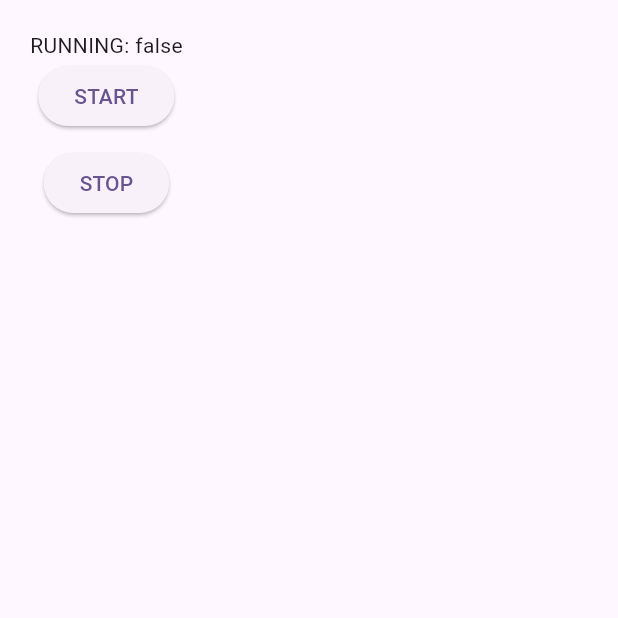
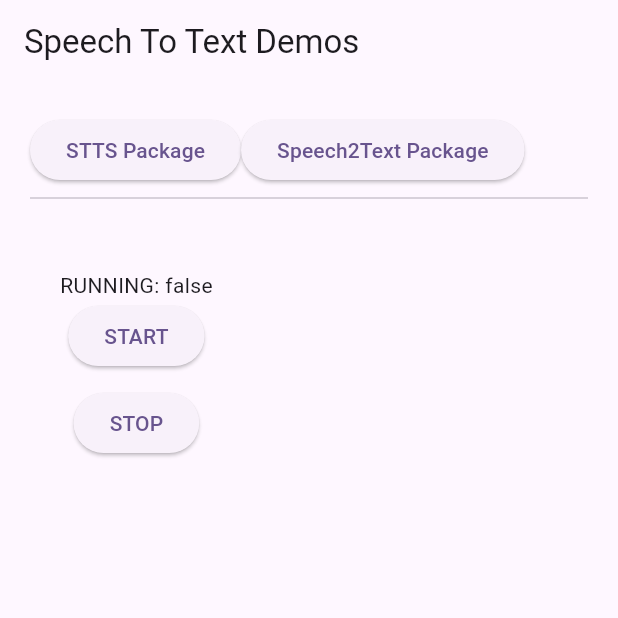
Before and after one commit to synapsecode/flutter_stt_playground, a Flutter app: the screen it shows after launch, on a phone screen of 412 x 824 dp, the top half of it. Run offline on Flutter 3.47's test engine with Material 3 defaults, Android fonts, the phone set to English and light mode, and no system bars; our stand-ins replace speech_to_text; missing offline and left inert: stts.

Commit message:
Added speech_to_text package along with Selector

```diff
--- a/lib/main.dart
+++ b/lib/main.dart
@@ -1,6 +1,8 @@
 import 'dart:async';
 
 import 'package:flutter/material.dart';
+import 'package:sttdemo/speech2text.dart';
+import 'package:sttdemo/stts.dart';
 import 'package:stts/stts.dart';
 
 void main() {
@@ -18,10 +20,12 @@ class STTDemoApp extends StatelessWidget {
       theme: ThemeData(
         colorScheme: ColorScheme.fromSeed(seedColor: Colors.deepPurple),
       ),
-      home: const STTDemo(),
+      home: STTDemo(),
     );
   }
 }
+
+enum STTPackage { stts, speech_to_text }
 
 class STTDemo extends StatefulWidget {
   const STTDemo({super.key});
@@ -31,91 +35,41 @@ class STTDemo extends StatefulWidget {
 }
 
 class _STTDemoState extends State<STTDemo> {
-  final stt = Stt();
-  StreamSubscription<SttState>? sub;
-
-  bool autoRetry = false;
-
-  String partialText = "";
-  String finalText = "";
-
-  start() async {
-    final perm = await stt.hasPermission();
-    if (!perm) return;
-    sub = stt.onStateChanged.listen(
-      (speechState) {
-        if (speechState == SttState.stop) {
-          if (autoRetry) {
-            stt.start();
-          } else {
-            print('STT STOP');
-          }
-        } else {
-          if (!autoRetry) {
-            print('STT START');
-          }
-        }
-      },
-      onError: (err) {
-        print('SPEECH ERROR: $err');
-      },
-    );
-    stt.onResultChanged.listen((result) {
-      if (result.isFinal) {
-        finalText = "$finalText ${result.text}";
-        partialText = finalText;
-      } else {
-        partialText = "$finalText ${result.text}";
-      }
-      setState(() {});
-    });
-    stt.start();
-    setState(() {
-      partialText = "";
-      finalText = "";
-      autoRetry = true;
-    });
-  }
-
-  stop() {
-    setState(() {
-      autoRetry = false;
-      partialText = "";
-    });
-    stt.stop();
-    sub?.cancel();
-    stt.dispose();
-  }
-
+  STTPackage selectedPackage = STTPackage.stts;
   @override
   Widget build(BuildContext context) {
     return Scaffold(
-      body: SingleChildScrollView(
+      appBar: AppBar(title: Text('Speech To Text Demos')),
+      body: Container(
         padding: EdgeInsets.all(20),
         child: Column(
-          crossAxisAlignment: CrossAxisAlignment.center,
-          mainAxisAlignment: MainAxisAlignment.center,
           children: [
-            Text("RUNNING: $autoRetry"),
-            ElevatedButton(onPressed: start, child: Text('START')),
-            SizedBox(height: 10),
-            ElevatedButton(onPressed: stop, child: Text('STOP')),
+            Row(
+              children: [
+                ElevatedButton(
+                  onPressed: () {
+                    setState(() {
+                      selectedPackage = STTPackage.stts;
+                    });
+                  },
+                  child: Text('STTS Package'),
+                ),
+                ElevatedButton(
+                  onPressed: () {
+                    setState(() {
+                      selectedPackage = STTPackage.speech_to_text;
+                    });
+                  },
+                  child: Text('Speech2Text Package'),
+                ),
+              ],
+            ),
+            Divider(),
             SizedBox(height: 20),
-            Container(
-              padding: EdgeInsets.all(20),
-              child: Text(
-                partialText,
-                textAlign: TextAlign.center,
-                style: TextStyle(fontSize: 20),
-              ),
-            ),
-            Container(
-              padding: EdgeInsets.all(20),
-              child: Text(
-                finalText,
-                textAlign: TextAlign.center,
-                style: TextStyle(fontSize: 10),
-              ),
+            Expanded(
+              child: selectedPackage == STTPackage.stts
+                  ? STTSPkgDemo()
+                  : Speech2Text(),
             ),
           ],
         ),
--- /dev/null
+++ b/lib/stts.dart
@@ -0,0 +1,105 @@
+import 'dart:async';
+
+import 'package:flutter/material.dart';
+import 'package:stts/stts.dart';
+
+class STTSPkgDemo extends StatefulWidget {
+  const STTSPkgDemo({super.key});
+
+  @override
+  State<STTSPkgDemo> createState() => _STTSPkgDemoState();
+}
+
+class _STTSPkgDemoState extends State<STTSPkgDemo> {
+  final stt = Stt();
+  StreamSubscription<SttState>? sub;
+
+  bool autoRetry = false;
+
+  String partialText = "";
+  String finalText = "";
+
+  start() async {
+    final perm = await stt.hasPermission();
+    if (!perm) return;
+    sub = stt.onStateChanged.listen(
+      (speechState) {
+        if (speechState == SttState.stop) {
+          if (autoRetry) {
+            stt.start();
+          } else {
+            print('STT STOP');
+          }
+        } else {
+          if (!autoRetry) {
+            print('STT START');
+          }
+        }
+      },
+      onError: (err) {
+        print('SPEECH ERROR: $err');
+      },
+    );
+    stt.onResultChanged.listen((result) {
+      if (result.isFinal) {
+        finalText = "$finalText ${result.text}";
+        partialText = finalText;
+      } else {
+        partialText = "$finalText ${result.text}";
+      }
+      setState(() {});
+    });
+    stt.start();
+    setState(() {
+      partialText = "";
+      finalText = "";
+      autoRetry = true;
+    });
+  }
+
+  stop() {
+    setState(() {
+      autoRetry = false;
+      partialText = "";
+    });
+    stt.stop();
+    sub?.cancel();
+    stt.dispose();
+  }
+
+  @override
+  Widget build(BuildContext context) {
+    return Scaffold(
+      body: SingleChildScrollView(
+        padding: EdgeInsets.all(20),
+        child: Column(
+          crossAxisAlignment: CrossAxisAlignment.center,
+          mainAxisAlignment: MainAxisAlignment.center,
+          children: [
+            Text("RUNNING: $autoRetry"),
+            ElevatedButton(onPressed: start, child: Text('START')),
+            SizedBox(height: 10),
+            ElevatedButton(onPressed: stop, child: Text('STOP')),
+            SizedBox(height: 20),
+            Container(
+              padding: EdgeInsets.all(20),
+              child: Text(
+                partialText,
+                textAlign: TextAlign.center,
+                style: TextStyle(fontSize: 20),
+              ),
+            ),
+            Container(
+              padding: EdgeInsets.all(20),
+              child: Text(
+                finalText,
+                textAlign: TextAlign.center,
+                style: TextStyle(fontSize: 10),
+              ),
+            ),
+          ],
+        ),
+      ),
+    );
+  }
+}
--- a/pubspec.yaml
+++ b/pubspec.yaml
@@ -31,6 +31,7 @@ dependencies:
   flutter:
     sdk: flutter
   stts: ^1.0.1
+  speech_to_text: ^7.0.0
 
   # The following adds the Cupertino Icons font to your application.
   # Use with the CupertinoIcons class for iOS style icons.
```
Also changed, not shown: lib/speech2text.dart (added, +85 -0 lines), pubspec.lock, 1 other file.
